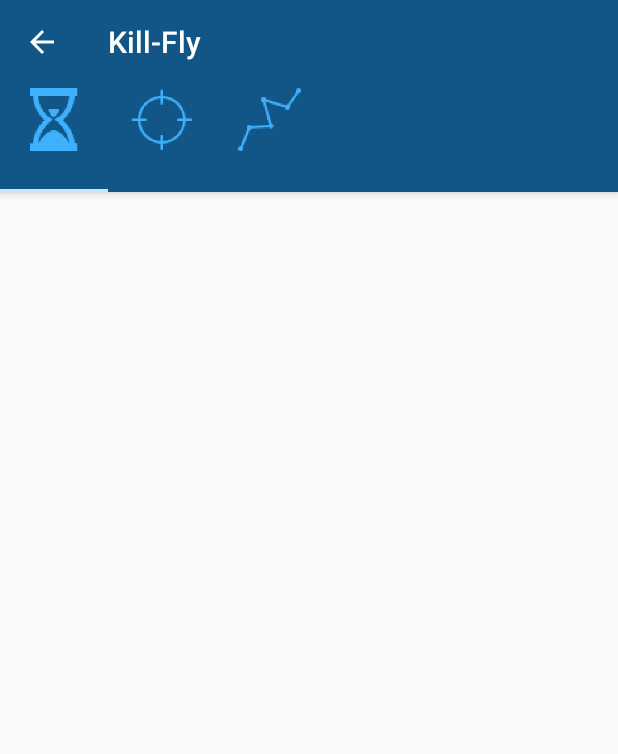
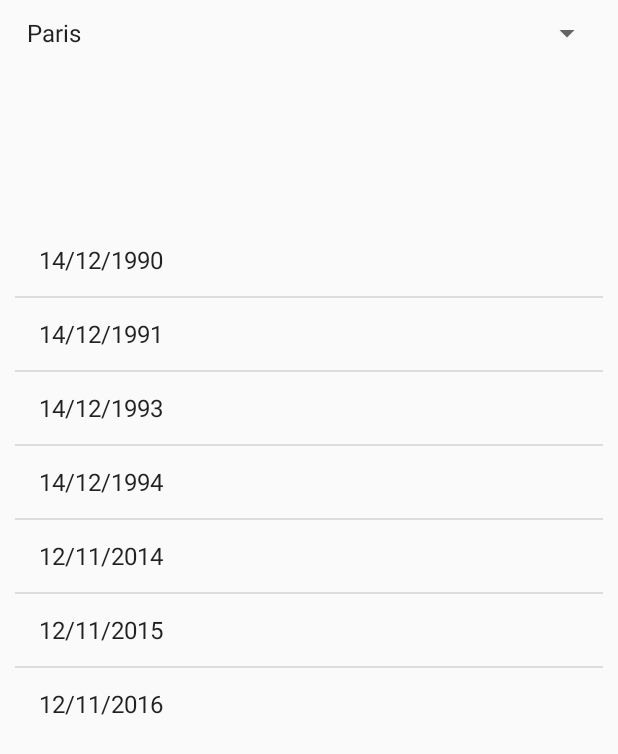
Before and after one commit to YounesDrissi/Kill-Fly, an Android app: the screen it shows after launch (MainActivity before the commit, HisoriqueFormulaire after it), after a tap on "ARCHIVE", on a phone screen of 412 x 824 dp. Shown: the top 754 px of the screen. Run offline under Robolectric (Android 15) with nearby library versions, the phone set to English and light mode, and no system bars.

Commit message:
ajout de historique maquette

```diff
--- a/app/src/main/AndroidManifest.xml
+++ b/app/src/main/AndroidManifest.xml
@@ -24,6 +24,10 @@
         android:label="@string/app_name">
     </activity>
         <activity
+            android:name=".classPrincipal.HisoriqueFormulaire"
+            android:label="@string/app_name">
+        </activity>
+        <activity
             android:name=".classPrincipal.ClassFormulaire"
             android:label="@string/app_name">
         </activity>
--- /dev/null
+++ b/app/src/main/java/com/abdellah/pcsalon/myapplication/classPrincipal/HisoriqueFormulaire.java
@@ -0,0 +1,72 @@
+package com.abdellah.pcsalon.myapplication.classPrincipal;
+
+import android.os.Bundle;
+import android.support.v7.app.AppCompatActivity;
+import android.view.View;
+import android.widget.ArrayAdapter;
+import android.widget.ListView;
+import android.widget.Spinner;
+
+import com.abdellah.pcsalon.myapplication.R;
+
+import java.util.ArrayList;
+import java.util.List;
+
+
+/**
+ * Created by PC SALON on 19/02/2016.
+ */
+public class HisoriqueFormulaire  extends AppCompatActivity {
+
+
+
+
+    private Spinner spinnerHistorique;
+
+    public static View viewContainer;
+    public static ListView listHistorique;
+
+@Override
+public void onCreate(Bundle savedInstanceState) {
+        super.onCreate(savedInstanceState);
+        setContentView(R.layout.activity_historique);
+
+        // Spinner element
+    spinnerHistorique = (Spinner) findViewById(R.id.spinnerHistorique);
+
+
+        // Spinner click listener
+        addListenerOnSpinnerItemSelection();
+
+        // Spinner Drop down elements
+        List<String> sites = new ArrayList<String>();
+        sites.add("Paris");
+        sites.add("Toulouse");
+        sites.add("Lyon");
+        sites.add("Marseille");
+        sites.add("Bordeaux");
+        sites.add("Montpellier");
+
+
+        // Creating adapter for spinner
+        ArrayAdapter<String> dataAdapterSites = new ArrayAdapter<String>(this, android.R.layout.simple_spinner_item, sites);
+
+
+        // Drop down layout style - list view with radio button
+        dataAdapterSites.setDropDownViewResource(android.R.layout.simple_spinner_dropdown_item);
+
+        // attaching data adapter to spinner
+    spinnerHistorique.setAdapter(dataAdapterSites);
+
+    //list
+    listHistorique = (ListView)findViewById(R.id.listView);
+    viewContainer = findViewById(R.id.linearHistorique);
+        }
+
+public void addListenerOnSpinnerItemSelection() {
+
+    spinnerHistorique.setOnItemSelectedListener(new HistoriqueClass(this));
+
+}
+
+}
--- /dev/null
+++ b/app/src/main/java/com/abdellah/pcsalon/myapplication/classPrincipal/HistoriqueClass.java
@@ -0,0 +1,85 @@
+package com.abdellah.pcsalon.myapplication.classPrincipal;
+
+import android.content.Context;
+import android.view.View;
+import android.widget.AdapterView;
+import android.widget.ArrayAdapter;
+import android.widget.Toast;
+
+/**
+ * Created by PC SALON on 19/02/2016.
+ */
+public class HistoriqueClass implements AdapterView.OnItemSelectedListener {
+
+
+    public Context contex;
+    public String ville;
+
+    public HistoriqueClass (Context c){
+        this.contex=c;
+    }
+    @Override
+    public void onItemSelected(AdapterView<?> parent, View view, int pos, long id) {
+
+        ArrayAdapter<String> adapter;
+        String[][] values = new String[][]{{"14/12/1990","14/12/1991","14/12/1993","14/12/1994","12/11/2014", "12/11/2015", "12/11/2016"},
+                                             {"12/11/2011", "12/11/2012", "12/11/2016","12/11/2011", "12/11/2012", "12/11/2016"},
+                                                {"12/11/2014", "12/11/2015", "12/11/2016","12/11/2014", "12/11/2015", "12/11/2016"},
+                                                   {"12/11/2014", "12/11/2015", "12/11/2016"}};
+
+       ville=parent.getItemAtPosition(pos).toString();
+
+
+        switch (pos) {
+            case 0:
+
+                adapter = new ArrayAdapter<String>(contex,
+                        android.R.layout.simple_list_item_1, values[0]);
+
+                HisoriqueFormulaire.listHistorique.setAdapter(adapter);
+                break;
+            case 1:
+
+                adapter = new ArrayAdapter<String>(contex,
+                        android.R.layout.simple_list_item_1, values[1]);
+
+                HisoriqueFormulaire.listHistorique.setAdapter(adapter);
+                break;
+            case 3:
+
+                 adapter = new ArrayAdapter<String>(contex,
+                        android.R.layout.simple_list_item_1, values[2]);
+
+                HisoriqueFormulaire.listHistorique.setAdapter(adapter);
+                break;
+            case 4:
+
+                 adapter = new ArrayAdapter<String>(contex,
+                        android.R.layout.simple_list_item_1, values[3]);
+
+                HisoriqueFormulaire.listHistorique.setAdapter(adapter);
+                break;
+            default :
+                adapter = new ArrayAdapter<String>(contex,
+                        android.R.layout.simple_list_item_1,new String[]{});
+
+                HisoriqueFormulaire.listHistorique.setAdapter(adapter);
+        }
+
+        HisoriqueFormulaire.listHistorique.setOnItemClickListener(new AdapterView.OnItemClickListener() {
+            @Override
+            public void onItemClick(AdapterView<?> parent, View view, int position, long id) {
+
+                Toast.makeText(parent.getContext(),
+                        "ville : "+ville+"date : "+parent.getItemAtPosition(position).toString() ,
+                        Toast.LENGTH_SHORT).show();
+            }
+        });
+    }
+
+    @Override
+    public void onNothingSelected(AdapterView<?> parent) {
+
+    }
+
+}
--- a/app/src/main/java/com/abdellah/pcsalon/myapplication/classPrincipal/PremiereActivite.java
+++ b/app/src/main/java/com/abdellah/pcsalon/myapplication/classPrincipal/PremiereActivite.java
@@ -45,7 +45,7 @@ public class PremiereActivite extends AppCompatActivity {
         @Override
         public void onClick(View v) {
 
-            Intent intent = new Intent(PremiereActivite.this, MainActivity.class);
+            Intent intent = new Intent(PremiereActivite.this, HisoriqueFormulaire.class);
             startActivity(intent);
 
         }
--- /dev/null
+++ b/app/src/main/res/layout/activity_historique.xml
@@ -0,0 +1,28 @@
+<?xml version="1.0" encoding="utf-8"?>
+<LinearLayout xmlns:android="http://schemas.android.com/apk/res/android"
+    android:id="@+id/linearHistorique"
+    android:orientation="vertical"
+    android:padding="10dip"
+    android:layout_width="fill_parent"
+    android:layout_height="wrap_content">
+
+    <Spinner
+        android:id="@+id/spinnerHistorique"
+        android:layout_width="fill_parent"
+        android:layout_height="wrap_content"
+        android:prompt="@string/spinner_historique"
+        android:layout_alignParentTop="true"
+        android:layout_alignParentRight="true"
+        android:layout_alignParentEnd="true" />
+
+    <ListView
+        android:id="@+id/listView"
+        android:layout_width="wrap_content"
+        android:layout_height="wrap_content"
+        android:layout_below="@+id/spinnerHistorique"
+        android:layout_alignParentRight="true"
+        android:layout_alignParentEnd="true"
+        android:layout_marginTop="115dp"
+        android:choiceMode="none" />
+
+</LinearLayout>
--- a/app/src/main/res/values/strings.xml
+++ b/app/src/main/res/values/strings.xml
@@ -3,5 +3,6 @@
     <string name="action_settings">Settings</string>
     <string name="section_format">Hello World from section: %1$d</string>
     <string name="spinner_title">Selectionner un site</string>
+    <string name="spinner_historique">Selectionner un site</string>
 
 </resources>
```
